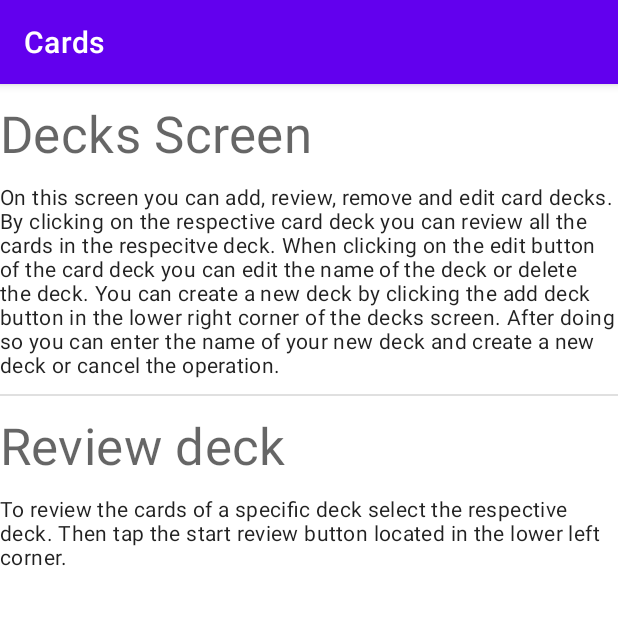
After one commit to jakobve/Cards, an Android app: the fragment TutorialDecksFragment shown on its own in the app's theme, on a phone screen of 412 x 824 dp, the top half of it. The commit adds this screen. Run offline under Robolectric (Android 15) with nearby library versions, the phone set to English and light mode, and no system bars; our stand-ins replace data binding.

Commit message:
ADD: TutorialPagerAdapter, TutorialDecksFragment

```diff
--- a/app/src/main/java/es/uam/eps/dadm/cards/StatisticsFragment.kt
+++ b/app/src/main/java/es/uam/eps/dadm/cards/StatisticsFragment.kt
@@ -19,7 +19,6 @@ import com.github.mikephil.charting.data.BarEntry
 import com.github.mikephil.charting.data.PieData
 import com.github.mikephil.charting.data.PieDataSet
 import com.github.mikephil.charting.data.PieEntry
-import com.github.mikephil.charting.formatter.IndexAxisValueFormatter
 import com.github.mikephil.charting.formatter.ValueFormatter
 import com.google.android.material.snackbar.Snackbar
 import es.uam.eps.dadm.cards.databinding.FragmentStatisticsBinding
--- /dev/null
+++ b/app/src/main/java/es/uam/eps/dadm/cards/TutorialDecksFragment.kt
@@ -0,0 +1,19 @@
+package es.uam.eps.dadm.cards
+
+import android.os.Bundle
+import androidx.fragment.app.Fragment
+import android.view.LayoutInflater
+import android.view.View
+import android.view.ViewGroup
+
+class TutorialDecksFragment : Fragment() {
+
+    override fun onCreateView(
+        inflater: LayoutInflater,
+        container: ViewGroup?,
+        savedInstanceState: Bundle?
+    ): View? {
+        // Inflate the layout for this fragment
+        return inflater.inflate(R.layout.fragment_tutorial_decks, container, false)
+    }
+}
--- /dev/null
+++ b/app/src/main/java/es/uam/eps/dadm/cards/TutorialPagerAdapter.kt
@@ -0,0 +1,28 @@
+package es.uam.eps.dadm.cards
+
+import androidx.fragment.app.Fragment
+import androidx.fragment.app.FragmentManager
+import androidx.fragment.app.FragmentPagerAdapter
+
+class TutorialPagerAdapter (fragmentManager: FragmentManager) : FragmentPagerAdapter(fragmentManager, BEHAVIOR_RESUME_ONLY_CURRENT_FRAGMENT) {
+
+    private val fragments = mutableListOf<Fragment>()
+    private val titles = mutableListOf<String>()
+
+    fun addFragment(fragment: Fragment, title: String) {
+        fragments.add(fragment)
+        titles.add(title)
+    }
+
+    override fun getItem(position: Int): Fragment {
+        return fragments[position]
+    }
+
+    override fun getCount(): Int {
+        return fragments.size
+    }
+
+    override fun getPageTitle(position: Int): CharSequence? {
+        return titles[position]
+    }
+}
--- /dev/null
+++ b/app/src/main/res/layout/fragment_tutorial_decks.xml
@@ -0,0 +1,44 @@
+<?xml version="1.0" encoding="utf-8"?>
+<layout xmlns:android="http://schemas.android.com/apk/res/android"
+    xmlns:tools="http://schemas.android.com/tools"
+    tools:context=".TutorialDecksFragment">
+
+    <LinearLayout
+        android:layout_width="match_parent"
+        android:layout_height="wrap_content"
+        android:orientation="vertical">
+
+        <TextView
+            android:layout_width="match_parent"
+            android:layout_height="wrap_content"
+            android:textAppearance="?attr/textAppearanceHeadline4"
+            android:layout_marginVertical="10dp"
+            android:text="@string/tutorial_decks_screen"/>
+
+        <TextView
+            android:layout_width="match_parent"
+            android:layout_height="wrap_content"
+            android:textAppearance="?attr/textAppearanceBody2"
+            android:text="@string/tutorial_deck_screen_description"/>
+
+        <com.google.android.material.divider.MaterialDivider
+            android:layout_width="match_parent"
+            android:layout_height="wrap_content"
+            android:layout_marginTop="10dp"/>
+
+        <TextView
+            android:layout_width="match_parent"
+            android:layout_height="wrap_content"
+            android:textAppearance="?attr/textAppearanceHeadline4"
+            android:layout_marginVertical="10dp"
+            android:text="@string/tutorial_review_deck_title"/>
+
+        <TextView
+            android:layout_width="match_parent"
+            android:layout_height="wrap_content"
+            android:textAppearance="?attr/textAppearanceBody2"
+            android:text="@string/tutorial_review_deck_desc"/>
+
+    </LinearLayout>
+
+</layout>
--- a/app/src/main/res/values/strings.xml
+++ b/app/src/main/res/values/strings.xml
@@ -173,4 +173,6 @@
     <string name="log_in">Log In</string>
     <string name="answer_button_text">Check answer</string>
     <string name="congrats_n_you_have_reviewed_all_cards_for_today">Congrats!! \nYou have reviewed all cards for today.</string>
+    <!-- TODO: Remove or change this placeholder text -->
+    <string name="hello_blank_fragment">Hello blank fragment</string>
 </resources>
```
